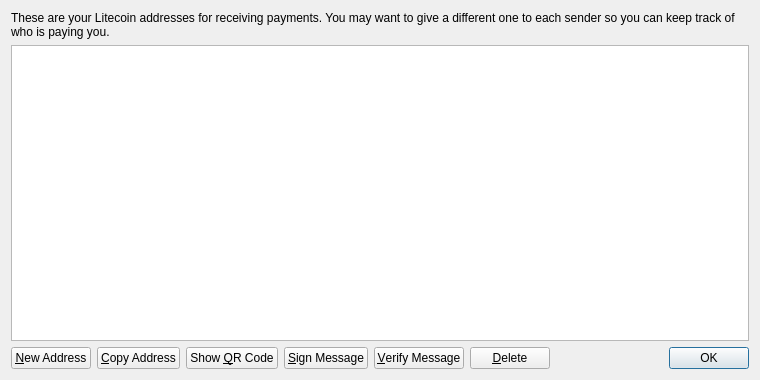
Old version of the form src/qt/forms/addressbookpage.ui in the repository maxantonio/rambocoin.
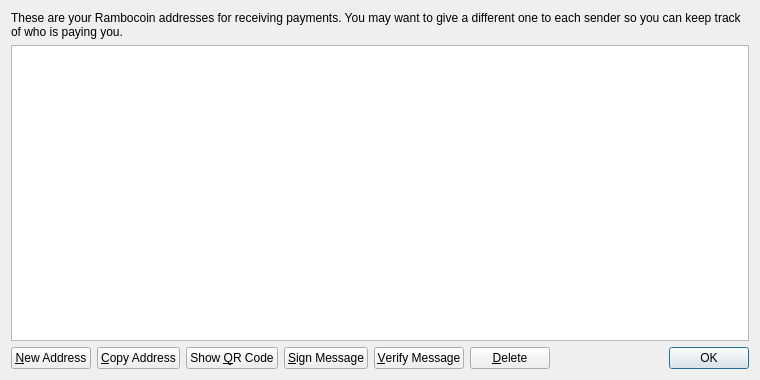
New version of the form. Icons and pictures are not drawn.

Diff of the .ui file:
```diff
--- a/src/qt/forms/addressbookpage.ui
+++ b/src/qt/forms/addressbookpage.ui
@@ -17,7 +17,7 @@
    <item>
     <widget class="QLabel" name="labelExplanation">
      <property name="text">
-      <string>These are your Litecoin addresses for receiving payments. You may want to give a different one to each sender so you can keep track of who is paying you.</string>
+      <string>These are your Rambocoin addresses for receiving payments. You may want to give a different one to each sender so you can keep track of who is paying you.</string>
      </property>
      <property name="textFormat">
       <enum>Qt::PlainText</enum>
```
